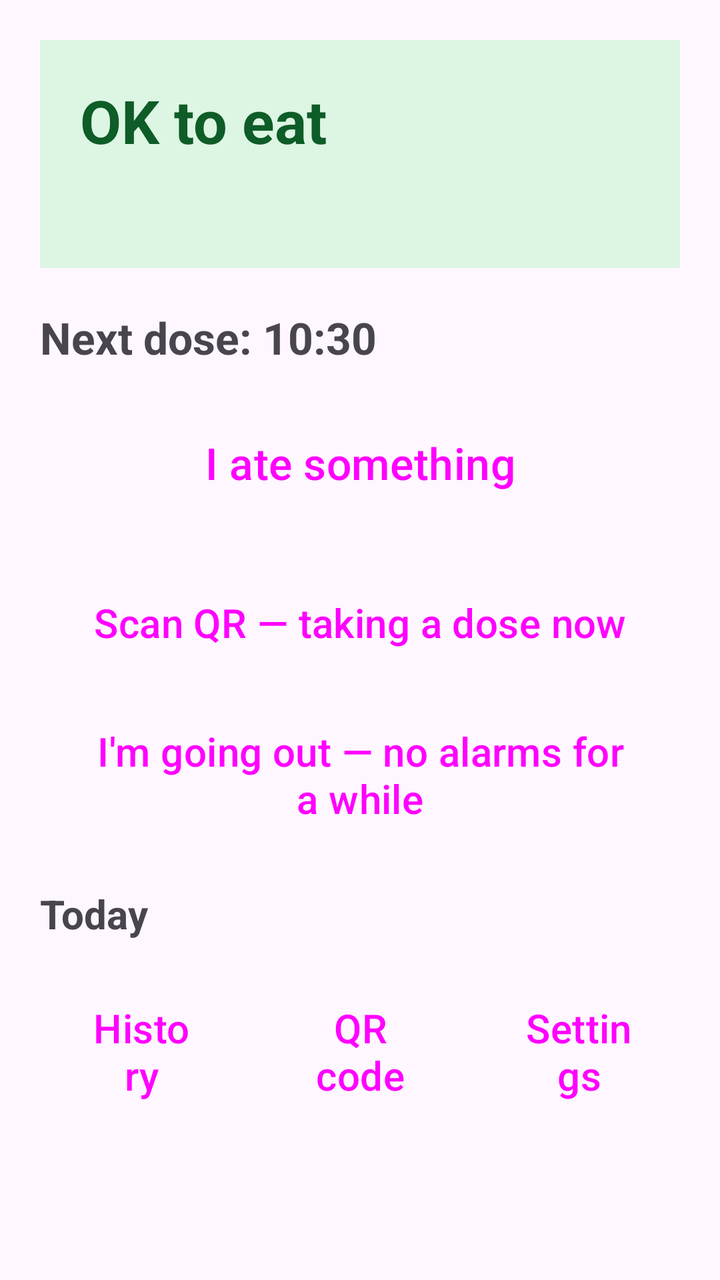
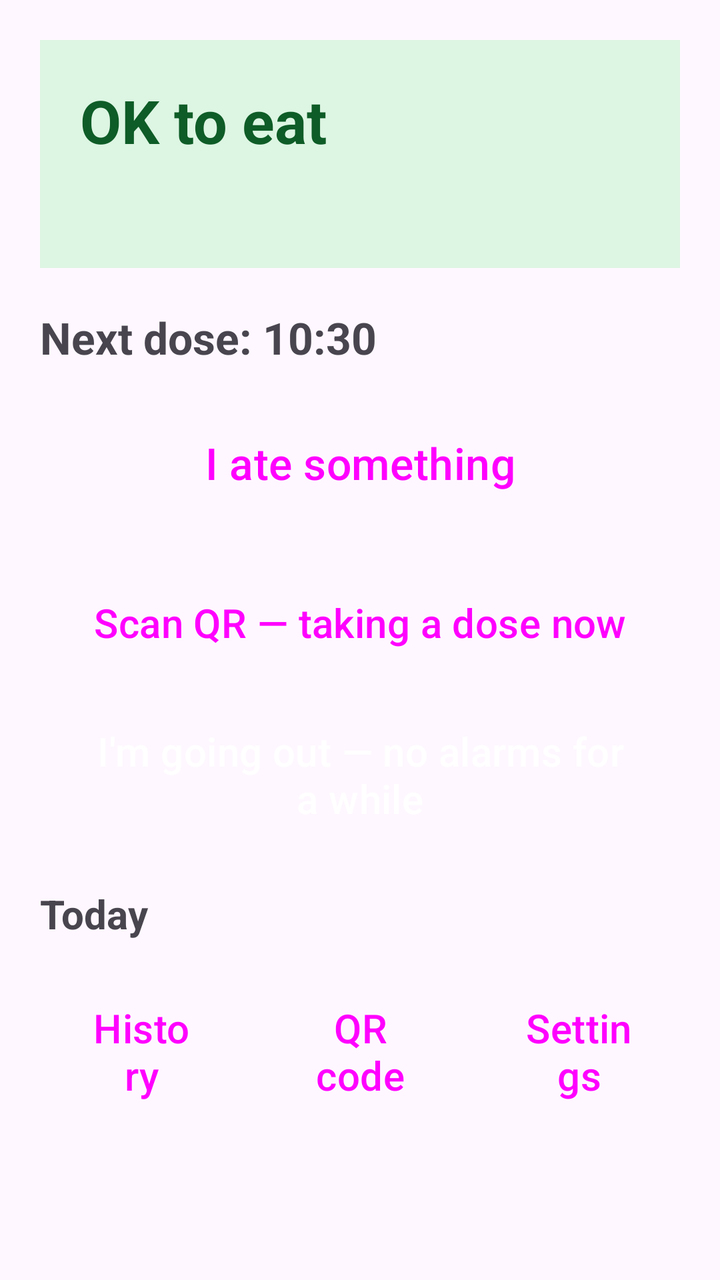

Two renders of the same Android screen: before a commit and after it. Below are the layout's source before the change and the commit's diff.
<!-- AndroidManifest.xml: application theme Theme.PillGuard -->
<!-- res/layout/activity_main.xml -->
<?xml version="1.0" encoding="utf-8"?>
<ScrollView xmlns:android="http://schemas.android.com/apk/res/android"
    android:layout_width="match_parent"
    android:layout_height="match_parent"
    android:fillViewport="true">

    <LinearLayout
        android:layout_width="match_parent"
        android:layout_height="wrap_content"
        android:orientation="vertical"
        android:padding="20dp">

        <LinearLayout
            android:id="@+id/setupBanner"
            android:layout_width="match_parent"
            android:layout_height="wrap_content"
            android:orientation="vertical"
            android:background="@color/warn_amber_bg"
            android:padding="16dp"
            android:layout_marginBottom="16dp"
            android:visibility="gone">
            <TextView
                android:id="@+id/setupText"
                android:layout_width="match_parent"
                android:layout_height="wrap_content"
                android:textColor="@color/warn_amber"
                android:textSize="17sp"
                android:text="Setup needed" />
            <Button
                android:id="@+id/btnSetup"
                style="@style/Widget.Material3.Button.TonalButton"
                android:layout_width="wrap_content"
                android:layout_height="wrap_content"
                android:layout_marginTop="8dp"
                android:textAllCaps="false"
                android:text="Fix" />
        </LinearLayout>

        <LinearLayout
            android:id="@+id/eatCard"
            android:layout_width="match_parent"
            android:layout_height="wrap_content"
            android:orientation="vertical"
            android:background="@color/ok_green_bg"
            android:padding="20dp">
            <TextView
                android:id="@+id/eatHeadline"
                android:layout_width="match_parent"
                android:layout_height="wrap_content"
                android:textColor="@color/ok_green"
                android:textSize="30sp"
                android:textStyle="bold"
                android:text="OK to eat" />
            <TextView
                android:id="@+id/eatDetail"
                android:layout_width="match_parent"
                android:layout_height="wrap_content"
                android:layout_marginTop="8dp"
                android:textColor="@color/black"
                android:textSize="19sp"
                android:text="" />
        </LinearLayout>

        <TextView
            android:id="@+id/nextDose"
            android:layout_width="match_parent"
            android:layout_height="wrap_content"
            android:layout_marginTop="20dp"
            android:textSize="22sp"
            android:textStyle="bold"
            android:text="Next dose: 10:30" />

        <Button
            android:id="@+id/btnAte"
            style="@style/BigButton"
            android:layout_width="match_parent"
            android:layout_height="wrap_content"
            android:text="@string/i_ate" />

        <Button
            android:id="@+id/btnScanNow"
            style="@style/Widget.Material3.Button.TonalButton"
            android:layout_width="match_parent"
            android:layout_height="wrap_content"
            android:layout_marginTop="12dp"
            android:minHeight="64dp"
            android:textSize="20sp"
            android:textAllCaps="false"
            android:text="Scan QR — taking a dose now" />

        <Button
            android:id="@+id/btnGoingOut"
            style="@style/Widget.Material3.Button.TonalButton"
            android:layout_width="match_parent"
            android:layout_height="wrap_content"
            android:layout_marginTop="12dp"
            android:minHeight="64dp"
            android:textSize="20sp"
            android:textAllCaps="false"
            android:text="I'm going out — no alarms for a while" />

        <TextView
            android:layout_width="match_parent"
            android:layout_height="wrap_content"
            android:layout_marginTop="24dp"
            android:textSize="20sp"
            android:textStyle="bold"
            android:text="Today" />

        <LinearLayout
            android:id="@+id/doseList"
            android:layout_width="match_parent"
            android:layout_height="wrap_content"
            android:orientation="vertical" />

        <LinearLayout
            android:layout_width="match_parent"
            android:layout_height="wrap_content"
            android:layout_marginTop="24dp"
            android:orientation="horizontal">
            <Button
                android:id="@+id/btnHistory"
                style="@style/Widget.Material3.Button.OutlinedButton"
                android:layout_width="0dp"
                android:layout_weight="1"
                android:layout_height="wrap_content"
                android:textAllCaps="false"
                android:text="@string/history" />
            <Button
                android:id="@+id/btnQr"
                style="@style/Widget.Material3.Button.OutlinedButton"
                android:layout_width="0dp"
                android:layout_weight="1"
                android:layout_height="wrap_content"
                android:layout_marginStart="8dp"
                android:textAllCaps="false"
                android:text="QR code" />
            <Button
                android:id="@+id/btnSettings"
                style="@style/Widget.Material3.Button.OutlinedButton"
                android:layout_width="0dp"
                android:layout_weight="1"
                android:layout_height="wrap_content"
                android:layout_marginStart="8dp"
                android:textAllCaps="false"
                android:text="@string/settings" />
        </LinearLayout>
    </LinearLayout>
</ScrollView>
<!-- resources referenced by this layout -->
<resources>
  <color name="black">#000000</color>
  <color name="ok_green">#0E5C27</color>
  <color name="ok_green_bg">#DDF5E3</color>
  <color name="warn_amber">#6F4200</color>
  <color name="warn_amber_bg">#FFECC7</color>
  <string name="history">History</string>
  <string name="i_ate">I ate something</string>
  <string name="settings">Settings</string>
  <style name="BigButton" parent="Widget.Material3.Button">
          <item name="android:textSize">22sp</item>
          <item name="android:minHeight">72dp</item>
          <item name="android:layout_marginTop">12dp</item>
          <item name="android:textAllCaps">false</item>
          <item name="cornerRadius">16dp</item>
      </style>
  <style name="Theme.PillGuard" parent="Theme.Material3.Light.NoActionBar">
          <item name="colorPrimary">@color/brand</item>
          <item name="colorPrimaryVariant">@color/brand_dark</item>
          <item name="colorOnPrimary">@color/white</item>
          <item name="android:statusBarColor">@color/brand_dark</item>
          <item name="android:textSize">20sp</item>
      </style>
  <color name="brand">#1E5AA8</color>
  <color name="brand_dark">#143F78</color>
  <color name="white">#FFFFFF</color>
</resources>

<!-- the commit's change to res/layout/activity_main.xml (unified diff, before → after) -->
@@ -1,5 +1,6 @@
 <?xml version="1.0" encoding="utf-8"?>
 <ScrollView xmlns:android="http://schemas.android.com/apk/res/android"
+    xmlns:app="http://schemas.android.com/apk/res-auto"
     android:layout_width="match_parent"
     android:layout_height="match_parent"
     android:fillViewport="true">
@@ -88,15 +89,18 @@
             android:textAllCaps="false"
             android:text="Scan QR — taking a dose now" />
 
+        
         <Button
             android:id="@+id/btnGoingOut"
-            style="@style/Widget.Material3.Button.TonalButton"
+            style="@style/Widget.Material3.Button"
             android:layout_width="match_parent"
             android:layout_height="wrap_content"
             android:layout_marginTop="12dp"
             android:minHeight="64dp"
             android:textSize="20sp"
             android:textAllCaps="false"
+            android:textColor="@color/white"
+            app:backgroundTint="@color/out_btn_red"
             android:text="I'm going out — no alarms for a while" />
 
         <TextView
<!-- resource entries referenced after the edit -->
@@ -3,8 +3,10 @@
   <color name="black">#000000</color>
   <color name="ok_green">#0E5C27</color>
   <color name="ok_green_bg">#DDF5E3</color>
+  <color name="out_btn_red">#8F1D16</color>
   <color name="warn_amber">#6F4200</color>
   <color name="warn_amber_bg">#FFECC7</color>
+  <color name="white">#FFFFFF</color>
   <string name="history">History</string>
   <string name="i_ate">I ate something</string>
   <string name="settings">Settings</string>
@@ -24,6 +26,5 @@
       </style>
   <color name="brand">#1E5AA8</color>
   <color name="brand_dark">#143F78</color>
-  <color name="white">#FFFFFF</color>
 </resources>
 
